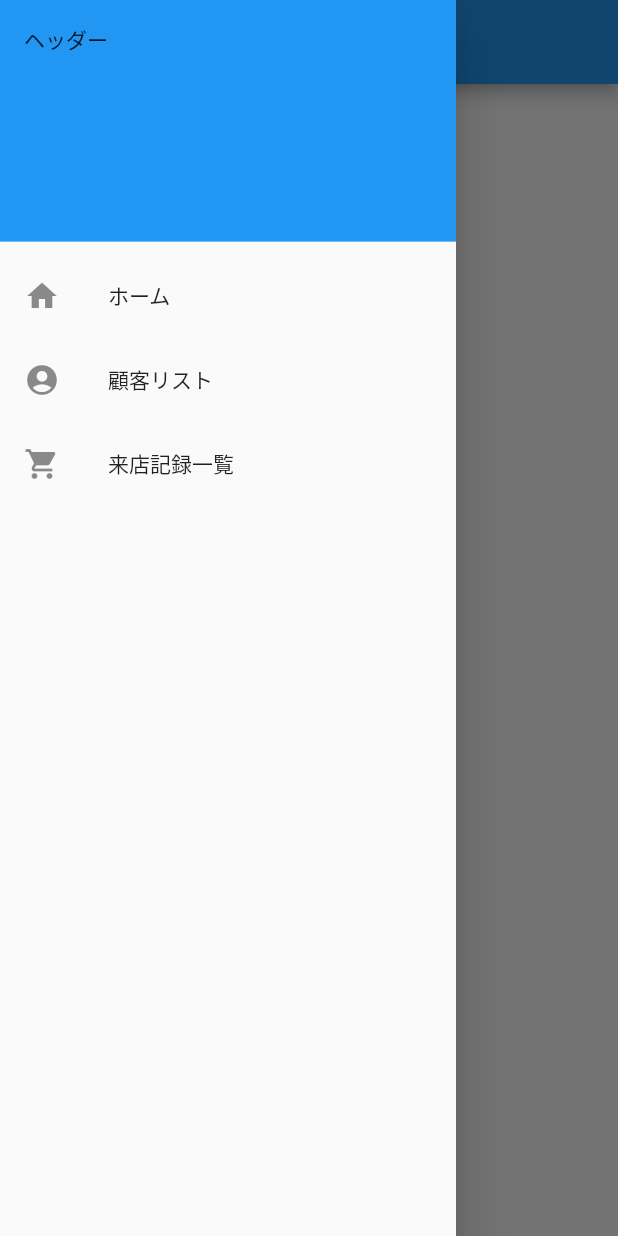
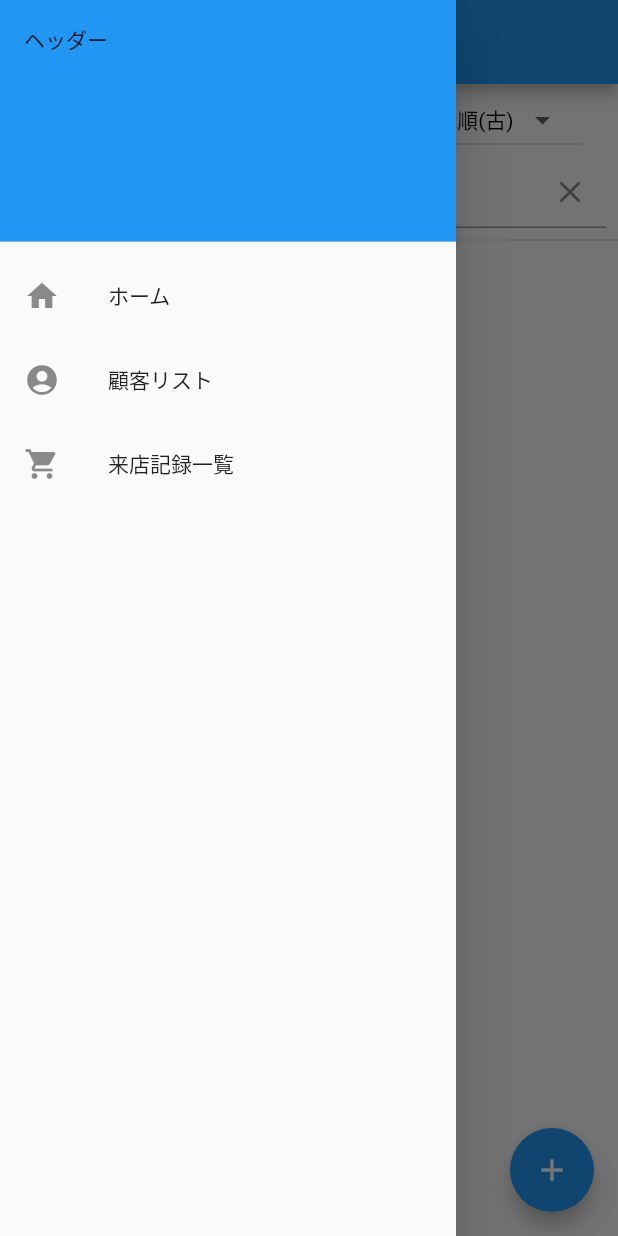
Before and after one commit to ukkey0518/customer_management_app, a Flutter app: the VisitRecordListScreen screen opened directly, with the side drawer open, on a phone screen of 412 x 824 dp. Run offline on Flutter 3.47's test engine with Material 2 defaults, Android fonts, the phone set to English and light mode, and no system bars; our stand-ins replace flutter_datetime_picker, moor, moor_ffi, toast; accounts and stored records are empty; generated files the repository leaves out were written again.

Commit message:
[プロジェクト] 追加：来店記録一覧画面を作成
・顧客リストのページグループをコピーして名前変えただけ

```diff
--- a/lib/parts/my_drawer.dart
+++ b/lib/parts/my_drawer.dart
@@ -1,6 +1,6 @@
 import 'package:customermanagementapp/screens/customers_list_screens/customers_list_screen.dart';
 import 'package:customermanagementapp/screens/home_screen.dart';
-import 'package:customermanagementapp/screens/visit_record_list_screen.dart';
+import 'package:customermanagementapp/screens/visit_record_list_screens/visit_record_list_screen.dart';
 import 'package:customermanagementapp/src/my_custom_route.dart';
 import 'package:flutter/material.dart';
 
--- a/lib/screens/visit_record_list_screen.dart
+++ /dev/null
@@ -1,19 +0,0 @@
-import 'package:customermanagementapp/parts/my_drawer.dart';
-import 'package:flutter/material.dart';
-
-class VisitRecordListScreen extends StatefulWidget {
-  @override
-  _VisitRecordListScreenState createState() => _VisitRecordListScreenState();
-}
-
-class _VisitRecordListScreenState extends State<VisitRecordListScreen> {
-  @override
-  Widget build(BuildContext context) {
-    return Scaffold(
-      appBar: AppBar(
-        title: Text('来店記録一覧'),
-      ),
-      drawer: MyDrawer(),
-    );
-  }
-}
--- /dev/null
+++ b/lib/screens/visit_record_list_screens/visit_record_list_screen.dart
@@ -0,0 +1,352 @@
+import 'package:customermanagementapp/db/database.dart';
+import 'package:customermanagementapp/main.dart';
+import 'package:customermanagementapp/parts/customer_list_card.dart';
+import 'package:customermanagementapp/parts/my_drawer.dart';
+import 'package:customermanagementapp/screens/edit_screens/visit_record_edit_screen.dart';
+import 'package:customermanagementapp/src/my_custom_route.dart';
+import 'package:flutter/material.dart';
+import 'package:toast/toast.dart';
+
+import 'visit_record_information_screen.dart';
+
+enum NarrowState { ALL, FEMALE, MALE }
+enum SortState { REGISTER_NEW, REGISTER_OLD, NAME_FORWARD, NAME_REVERSE }
+
+class VisitRecordListScreen extends StatefulWidget {
+  final VisitRecordListScreenPreferences pref;
+
+  VisitRecordListScreen({this.pref});
+
+  @override
+  _VisitRecordScreenState createState() => _VisitRecordScreenState();
+}
+
+class _VisitRecordScreenState extends State<VisitRecordListScreen> {
+  List<Customer> _visitRecordList = List();
+  TextEditingController _searchNameFieldController = TextEditingController();
+  NarrowState _narrowState = NarrowState.ALL;
+  SortState _sortState = SortState.REGISTER_OLD;
+  List<String> _narrowDropdownMenuItems = List();
+  List<String> _sortDropdownMenuItems = List();
+  String _narrowDropdownSelectedValue = '';
+  String _sortDropdownSelectedValue = '';
+
+  @override
+  void initState() {
+    super.initState();
+    _narrowDropdownMenuItems = ['すべて', '女性のみ', '男性のみ'];
+    _sortDropdownMenuItems = ['登録順(古)', '登録順(新)', '名前順', '名前逆順'];
+    _narrowDropdownSelectedValue = _narrowDropdownMenuItems[0];
+    _sortDropdownSelectedValue = _sortDropdownMenuItems[0];
+    // 環境設定がある場合はそれを反映
+    if (widget.pref != null) {
+      _narrowState = widget.pref.narrowState;
+      _sortState = widget.pref.sortState;
+      _searchNameFieldController.text = widget.pref.searchWord;
+    }
+    _reloadVisitRecordList();
+  }
+
+  // [リスト更新処理：指定の条件でリストを更新する]
+  _reloadVisitRecordList() async {
+    // 絞り込み条件
+    switch (_narrowState) {
+      case NarrowState.ALL:
+        _narrowDropdownSelectedValue = _narrowDropdownMenuItems[0];
+        _visitRecordList = await database.allCustomers;
+        break;
+      case NarrowState.FEMALE:
+        _narrowDropdownSelectedValue = _narrowDropdownMenuItems[1];
+        _visitRecordList = await database.femaleCustomers;
+        break;
+      case NarrowState.MALE:
+        _narrowDropdownSelectedValue = _narrowDropdownMenuItems[2];
+        _visitRecordList = await database.maleCustomers;
+        break;
+    }
+    // 検索条件
+    if (_searchNameFieldController.text.isNotEmpty) {
+      _visitRecordList.removeWhere((customer) {
+        return !(customer.name.contains(_searchNameFieldController.text) ||
+            customer.nameReading.contains(_searchNameFieldController.text));
+      });
+    }
+    // 並べ替え条件
+    switch (_sortState) {
+      case SortState.REGISTER_OLD:
+        _sortDropdownSelectedValue = _sortDropdownMenuItems[0];
+        _visitRecordList.sort((a, b) => a.id - b.id);
+        break;
+      case SortState.REGISTER_NEW:
+        _sortDropdownSelectedValue = _sortDropdownMenuItems[1];
+        _visitRecordList.sort((a, b) => b.id - a.id);
+        break;
+      case SortState.NAME_FORWARD:
+        _sortDropdownSelectedValue = _sortDropdownMenuItems[2];
+        _visitRecordList.sort((a, b) => a.nameReading.compareTo(b.nameReading));
+        break;
+      case SortState.NAME_REVERSE:
+        _sortDropdownSelectedValue = _sortDropdownMenuItems[3];
+        _visitRecordList.sort((a, b) => b.nameReading.compareTo(a.nameReading));
+        break;
+    }
+    setState(() {});
+  }
+
+  // [絞り込み状態変更：現在の絞り込みステータスを変更して更新する]
+  _setNarrowState(NarrowState narrowState) {
+    _narrowState = narrowState;
+    _reloadVisitRecordList();
+  }
+
+  // [ソート状態変更：現在のソートステータスを変更して更新する]
+  _setSortState(SortState sortState) {
+    _sortState = sortState;
+    _reloadVisitRecordList();
+  }
+
+  @override
+  Widget build(BuildContext context) {
+    return Scaffold(
+      appBar: AppBar(
+        title: const Text('来店記録一覧'),
+      ),
+      floatingActionButton: FloatingActionButton(
+        child: Icon(Icons.add),
+        tooltip: '来店追加',
+        onPressed: () => _addCustomer(),
+      ),
+      drawer: MyDrawer(),
+      body: Column(
+        children: <Widget>[
+          _menuBarPart(),
+          Divider(),
+          Expanded(
+            child: Padding(
+              padding: const EdgeInsets.all(8.0),
+              child: ListView.builder(
+                itemBuilder: (context, index) =>
+                    _visitRecordListItemPart(index),
+                itemCount: _visitRecordList.length,
+              ),
+            ),
+          ),
+        ],
+      ),
+    );
+  }
+
+  // [ウィジェット：上部メニュー部分]
+  Widget _menuBarPart() {
+    return Container(
+      padding: EdgeInsets.symmetric(horizontal: 8),
+      child: Column(
+        children: <Widget>[
+          Row(
+            children: <Widget>[
+              Text.rich(
+                TextSpan(
+                  children: <TextSpan>[
+                    TextSpan(text: '検索結果：'),
+                    TextSpan(
+                      text: '${_visitRecordList.length}',
+                      style: TextStyle(
+                        fontSize: 20,
+                        color: Colors.red,
+                      ),
+                    ),
+                    TextSpan(text: '件'),
+                  ],
+                ),
+              ),
+              Expanded(child: _narrowMenuPart()),
+              Expanded(child: _sortMenuPart()),
+            ],
+          ),
+          TextField(
+            keyboardType: TextInputType.text,
+            controller: _searchNameFieldController,
+            decoration: InputDecoration(
+              hintText: '名前で検索',
+              prefixIcon: Icon(Icons.search),
+              suffixIcon: IconButton(
+                icon: Icon(Icons.clear),
+                onPressed: () => _searchNameFieldController.clear(),
+              ),
+            ),
+            onEditingComplete: () => _reloadVisitRecordList(),
+          ),
+        ],
+      ),
+    );
+  }
+
+  // [ウィジェット：絞り込みメニュー部分]
+  Widget _narrowMenuPart() {
+    return Padding(
+      padding: const EdgeInsets.symmetric(horizontal: 16.0),
+      child: SizedBox(
+        width: double.infinity,
+        child: DropdownButton(
+          value: _narrowDropdownSelectedValue,
+          icon: Icon(Icons.arrow_drop_down),
+          onChanged: (newValue) => _narrowMenuSelected(newValue),
+          style: TextStyle(fontSize: 14, color: Colors.black),
+          items: _narrowDropdownMenuItems.map<DropdownMenuItem<String>>(
+            (value) {
+              return DropdownMenuItem<String>(
+                value: value,
+                child: SizedBox(
+                  width: 80,
+                  child: Text(
+                    value,
+                    textAlign: TextAlign.center,
+                  ),
+                ),
+              );
+            },
+          ).toList(),
+        ),
+      ),
+    );
+  }
+
+  // [ウィジェット：ソートメニュー部分]
+  Widget _sortMenuPart() {
+    return Padding(
+      padding: const EdgeInsets.symmetric(horizontal: 16.0),
+      child: SizedBox(
+        width: double.infinity,
+        child: DropdownButton(
+          value: _sortDropdownSelectedValue,
+          icon: Icon(Icons.arrow_drop_down),
+          onChanged: (newValue) => _sortMenuSelected(newValue),
+          style: TextStyle(fontSize: 14, color: Colors.black),
+          items: _sortDropdownMenuItems.map<DropdownMenuItem<String>>(
+            (value) {
+              return DropdownMenuItem<String>(
+                value: value,
+                child: SizedBox(
+                  width: 80,
+                  child: Text(
+                    value,
+                    textAlign: TextAlign.center,
+                  ),
+                ),
+              );
+            },
+          ).toList(),
+        ),
+      ),
+    );
+  }
+
+  // [ウィジェット：各リストアイテム]
+  Widget _visitRecordListItemPart(int index) {
+    var customer = _visitRecordList[index];
+    return CustomerListCard(
+      customer: customer,
+      onTap: () => _showCustomer(customer),
+      onLongPress: () => _deleteCustomer(customer),
+    );
+  }
+
+  // [コールバック：FABタップ]
+  // →新しい顧客情報を登録する
+  _addCustomer() {
+    Navigator.pushReplacement(
+      context,
+      MyCustomRoute(
+        builder: (context) => VisitRecordEditScreen(
+          VisitRecordListScreenPreferences(
+            narrowState: _narrowState,
+            sortState: _sortState,
+            searchWord: _searchNameFieldController.text,
+          ),
+          state: VisitRecordEditState.ADD,
+        ),
+      ),
+    );
+  }
+
+  // [コールバック：リストアイテムタップ]
+  // →選択した顧客情報の詳細ページへ遷移する
+  _showCustomer(Customer visitRecord) {
+    Navigator.pushReplacement(
+      context,
+      MyCustomRoute(
+        builder: (context) => VisitRecordInformationScreen(
+          VisitRecordListScreenPreferences(
+            narrowState: _narrowState,
+            sortState: _sortState,
+            searchWord: _searchNameFieldController.text,
+          ),
+          visitRecord: visitRecord,
+        ),
+      ),
+    );
+  }
+
+  // [コールバック：リストアイテム長押し]
+  // →長押ししたアイテムを削除する
+  _deleteCustomer(Customer customer) async {
+    // DBから指定のCustomerを削除
+    await database.deleteCustomer(customer);
+    // 現在の条件でリストを更新
+    _reloadVisitRecordList();
+    // トースト表示
+    Toast.show('削除しました。', context);
+  }
+
+  // [コールバック：絞り込みメニューアイテム選択時]
+  // →各項目ごとに絞り込み
+  _narrowMenuSelected(String value) async {
+    switch (value) {
+      case '女性のみ':
+        // 女性のみデータを抽出
+        _setNarrowState(NarrowState.FEMALE);
+        break;
+      case '男性のみ':
+        // 男性のみデータを抽出
+        _setNarrowState(NarrowState.MALE);
+        break;
+      default:
+        // すべてのCustomerを抽出して更新
+        _setNarrowState(NarrowState.ALL);
+        break;
+    }
+  }
+
+  // [コールバック：ソートメニューアイテム選択時]
+  // →各項目ごとにソート
+  _sortMenuSelected(String value) async {
+    switch (value) {
+      case '登録順(新)':
+        // 新規登録が新しい順に並び替え
+        _setSortState(SortState.REGISTER_NEW);
+        break;
+      case '登録順(古)':
+        // 新規登録が新しい順に並び替え
+        _setSortState(SortState.REGISTER_OLD);
+        break;
+      case '名前順':
+        // 名前順に並び替え
+        _setSortState(SortState.NAME_FORWARD);
+        break;
+      case '名前逆順':
+        // 名前逆順に並び替え
+        _setSortState(SortState.NAME_REVERSE);
+        break;
+    }
+  }
+}
+
+// HomeScreenの環境設定を保持するクラス
+class VisitRecordListScreenPreferences {
+  NarrowState narrowState;
+  SortState sortState;
+  String searchWord;
+
+  VisitRecordListScreenPreferences(
+      {this.narrowState, this.sortState, this.searchWord});
+}
```
Also changed, not shown: lib/screens/edit_screens/visit_record_edit_screen.dart (added, +21 -0 lines), lib/screens/visit_record_list_screens/visit_record_information_screen.dart (added, +21 -0 lines).
